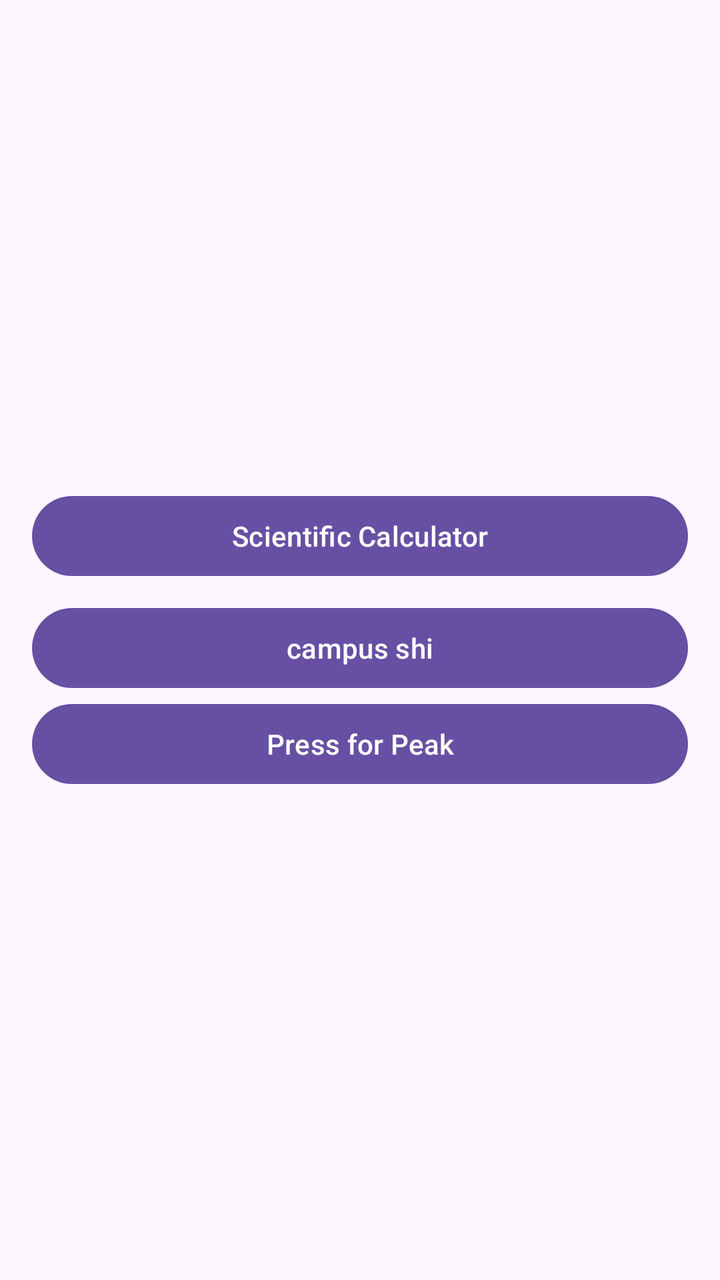
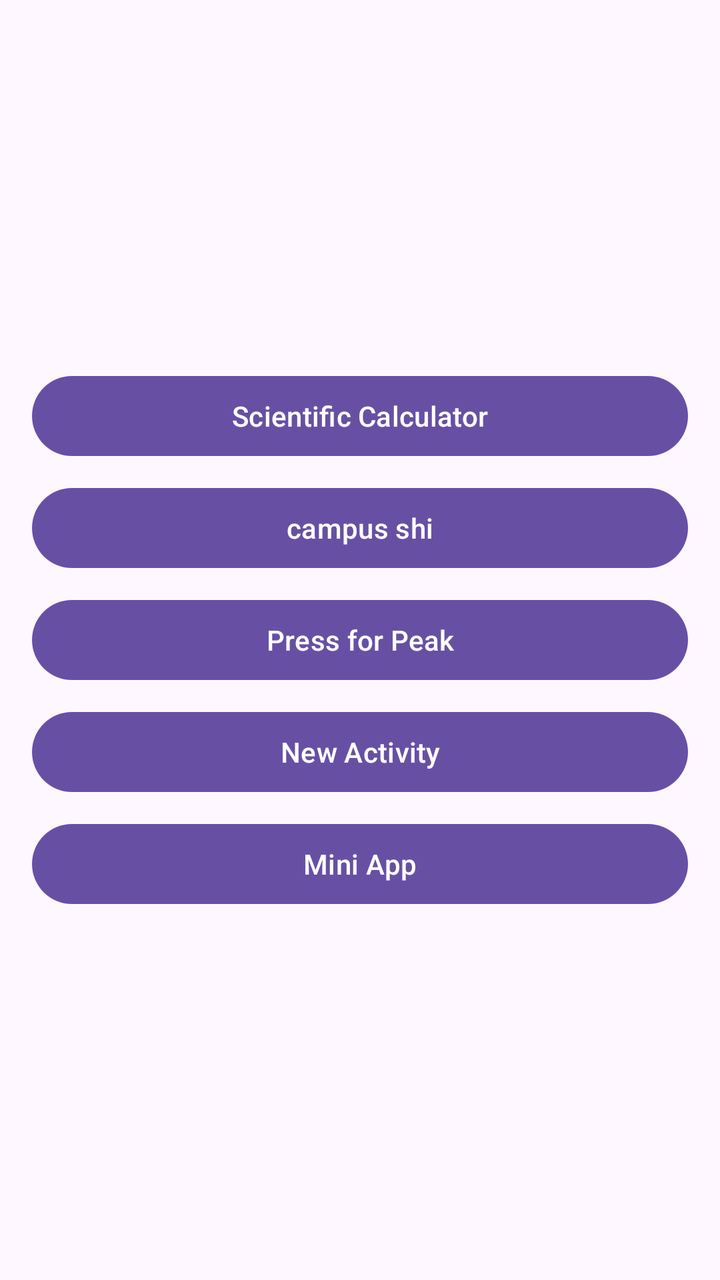

Compare the two renders of this Android layout. The source of the first and the diff that turns it into the second are given below.
<!-- AndroidManifest.xml: application theme Theme.SciCalc -->
<!-- res/layout/activity_main.xml -->
<?xml version="1.0" encoding="utf-8"?>
<LinearLayout xmlns:android="http://schemas.android.com/apk/res/android"
    android:layout_width="match_parent"
    android:layout_height="match_parent"
    android:orientation="vertical"
    android:gravity="center"
    android:padding="16dp">

    <Button
        android:id="@+id/btnNavSciCalc"
        android:layout_width="match_parent"
        android:layout_height="wrap_content"
        android:text="Scientific Calculator"
        android:layout_marginBottom="8dp"/>

    <Button
        android:id="@+id/btnNavCampusHelper"
        android:layout_width="match_parent"
        android:layout_height="wrap_content"
        android:text="campus shi"/>

    <Button
        android:id="@+id/btnNavPeakJojo"
        android:layout_width="match_parent"
        android:layout_height="wrap_content"
        android:text="Press for Peak"/>

</LinearLayout>
<!-- resources referenced by this layout -->
<resources>
  <style name="Theme.SciCalc" parent="Base.Theme.SciCalc" />
  <style name="Base.Theme.SciCalc" parent="Theme.Material3.DayNight.NoActionBar">
          
          
      </style>
</resources>

<!-- the commit's change to res/layout/activity_main.xml (unified diff, before → after) -->
@@ -17,12 +17,27 @@
         android:id="@+id/btnNavCampusHelper"
         android:layout_width="match_parent"
         android:layout_height="wrap_content"
-        android:text="campus shi"/>
+        android:text="campus shi"
+        android:layout_marginBottom="8dp"/>
 
     <Button
         android:id="@+id/btnNavPeakJojo"
         android:layout_width="match_parent"
         android:layout_height="wrap_content"
-        android:text="Press for Peak"/>
+        android:text="Press for Peak"
+        android:layout_marginBottom="8dp"/>
+
+    <Button
+        android:id="@+id/btnNewActivity"
+        android:layout_width="match_parent"
+        android:layout_height="wrap_content"
+        android:text="New Activity"
+        android:layout_marginBottom="8dp"/>
+
+    <Button
+        android:id="@+id/btnLaunchMiniApp"
+        android:layout_width="match_parent"
+        android:layout_height="wrap_content"
+        android:text="Mini App" />
 
 </LinearLayout>
